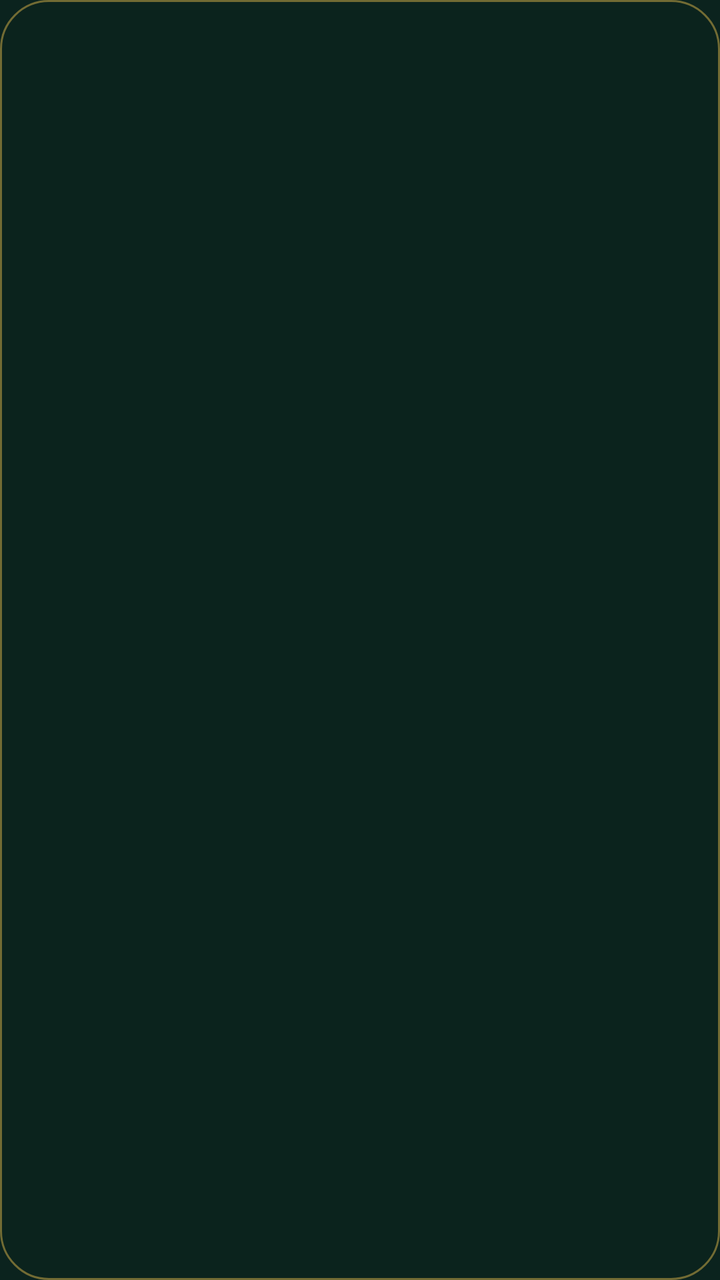
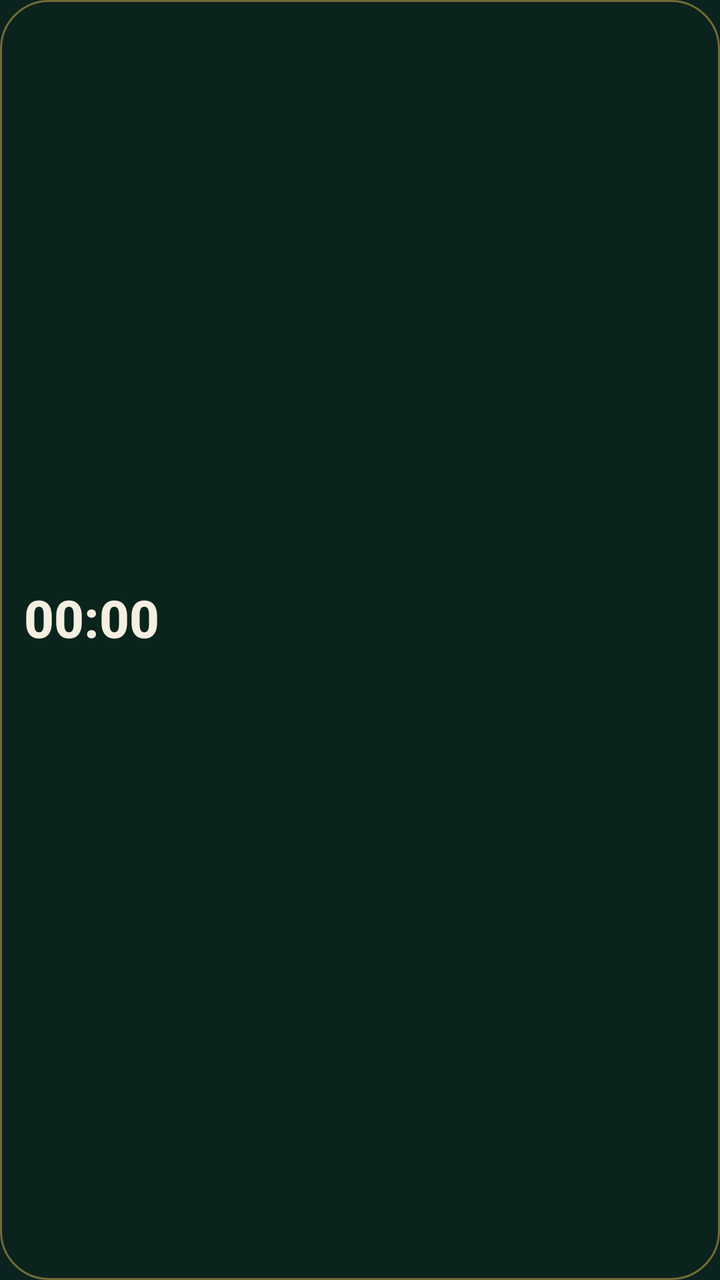

An Android layout rendered at two revisions. The XML below is the earlier revision; the diff shows what the commit changed to produce the second picture.
<!-- AndroidManifest.xml: application theme AppTheme -->
<!-- res/layout/widget_small.xml -->
<?xml version="1.0" encoding="utf-8"?>
<LinearLayout xmlns:android="http://schemas.android.com/apk/res/android"
    android:id="@+id/s_root"
    android:layout_width="match_parent"
    android:layout_height="match_parent"
    android:background="@drawable/widget_bg"
    android:gravity="center_vertical"
    android:layoutDirection="rtl"
    android:orientation="horizontal"
    android:paddingStart="12dp"
    android:paddingEnd="8dp">

    <ImageView
        android:id="@+id/s_figure"
        android:layout_width="44dp"
        android:layout_height="44dp"
        android:scaleType="fitCenter" />

    <LinearLayout
        android:layout_width="0dp"
        android:layout_height="wrap_content"
        android:layout_marginStart="8dp"
        android:layout_weight="1"
        android:orientation="vertical">

        <TextView
            android:id="@+id/s_name"
            android:layout_width="wrap_content"
            android:layout_height="wrap_content"
            android:textColor="#FFD9B44A"
            android:textSize="18sp"
            android:textStyle="bold" />

        <TextView
            android:id="@+id/s_time"
            android:layout_width="wrap_content"
            android:layout_height="wrap_content"
            android:textColor="#FFF4EFE1"
            android:textSize="11sp" />
    </LinearLayout>

    <FrameLayout
        android:layout_width="62dp"
        android:layout_height="62dp">

        <ImageView
            android:id="@+id/s_ring"
            android:layout_width="match_parent"
            android:layout_height="match_parent"
            android:scaleType="fitCenter" />

        <TextView
            android:id="@+id/s_min"
            android:layout_width="wrap_content"
            android:layout_height="wrap_content"
            android:layout_gravity="center"
            android:textColor="#FFF4EFE1"
            android:textSize="17sp"
            android:textStyle="bold" />
    </FrameLayout>
</LinearLayout>
<!-- resources referenced by this layout -->
<resources>
  <!-- drawable widget_bg (drawable) -->
  <?xml version="1.0" encoding="utf-8"?>
  <shape xmlns:android="http://schemas.android.com/apk/res/android" android:shape="rectangle">
      <solid android:color="#EB0B231E" />
      <corners android:radius="24dp" />
      <stroke android:width="1dp" android:color="#80D9B44A" />
  </shape>
  <style name="AppTheme" parent="@android:style/Theme.Material.NoActionBar">
          <item name="android:windowBackground">@color/bg</item>
          <item name="android:statusBarColor">@color/bg</item>
          <item name="android:navigationBarColor">@color/bg</item>
          <item name="android:colorAccent">@color/gold</item>
          <item name="android:colorPrimary">@color/card</item>
      </style>
  <color name="bg">#FF0B231E</color>
  <color name="gold">#FFD9B44A</color>
  <color name="card">#FF143A31</color>
</resources>

<!-- the commit's change to res/layout/widget_small.xml (unified diff, before → after) -->
@@ -6,56 +6,64 @@
     android:background="@drawable/widget_bg"
     android:gravity="center_vertical"
     android:layoutDirection="rtl"
-    android:orientation="horizontal"
+    android:orientation="vertical"
     android:paddingStart="12dp"
-    android:paddingEnd="8dp">
+    android:paddingTop="6dp"
+    android:paddingEnd="12dp"
+    android:paddingBottom="4dp">
+
+    <LinearLayout
+        android:layout_width="match_parent"
+        android:layout_height="wrap_content"
+        android:gravity="center_vertical"
+        android:orientation="horizontal">
+
+        <ImageView
+            android:id="@+id/s_figure"
+            android:layout_width="42dp"
+            android:layout_height="42dp"
+            android:scaleType="centerCrop" />
+
+        <LinearLayout
+            android:layout_width="0dp"
+            android:layout_height="wrap_content"
+            android:layout_marginStart="8dp"
+            android:layout_weight="1"
+            android:orientation="vertical">
+
+            <TextView
+                android:id="@+id/s_name"
+                android:layout_width="wrap_content"
+                android:layout_height="wrap_content"
+                android:maxLines="1"
+                android:textColor="#FFD9B44A"
+                android:textSize="18sp"
+                android:textStyle="bold" />
+
+            <TextView
+                android:id="@+id/s_time"
+                android:layout_width="wrap_content"
+                android:layout_height="wrap_content"
+                android:maxLines="1"
+                android:textColor="#FFF4EFE1"
+                android:textSize="11sp" />
+        </LinearLayout>
+
+        <Chronometer
+            android:id="@+id/s_count"
+            android:layout_width="wrap_content"
+            android:layout_height="wrap_content"
+            android:fontFamily="sans-serif-medium"
+            android:layoutDirection="ltr"
+            android:textColor="#FFF4EFE1"
+            android:textSize="26sp"
+            android:textStyle="bold" />
+    </LinearLayout>
 
     <ImageView
-        android:id="@+id/s_figure"
-        android:layout_width="44dp"
-        android:layout_height="44dp"
-        android:scaleType="fitCenter" />
-
-    <LinearLayout
-        android:layout_width="0dp"
-        android:layout_height="wrap_content"
-        android:layout_marginStart="8dp"
-        android:layout_weight="1"
-        android:orientation="vertical">
-
-        <TextView
-            android:id="@+id/s_name"
-            android:layout_width="wrap_content"
-            android:layout_height="wrap_content"
-            android:textColor="#FFD9B44A"
-            android:textSize="18sp"
-            android:textStyle="bold" />
-
-        <TextView
-            android:id="@+id/s_time"
-            android:layout_width="wrap_content"
-            android:layout_height="wrap_content"
-            android:textColor="#FFF4EFE1"
-            android:textSize="11sp" />
-    </LinearLayout>
-
-    <FrameLayout
-        android:layout_width="62dp"
-        android:layout_height="62dp">
-
-        <ImageView
-            android:id="@+id/s_ring"
-            android:layout_width="match_parent"
-            android:layout_height="match_parent"
-            android:scaleType="fitCenter" />
-
-        <TextView
-            android:id="@+id/s_min"
-            android:layout_width="wrap_content"
-            android:layout_height="wrap_content"
-            android:layout_gravity="center"
-            android:textColor="#FFF4EFE1"
-            android:textSize="17sp"
-            android:textStyle="bold" />
-    </FrameLayout>
+        android:id="@+id/s_track"
+        android:layout_width="match_parent"
+        android:layout_height="22dp"
+        android:layout_marginTop="2dp"
+        android:scaleType="fitXY" />
 </LinearLayout>
